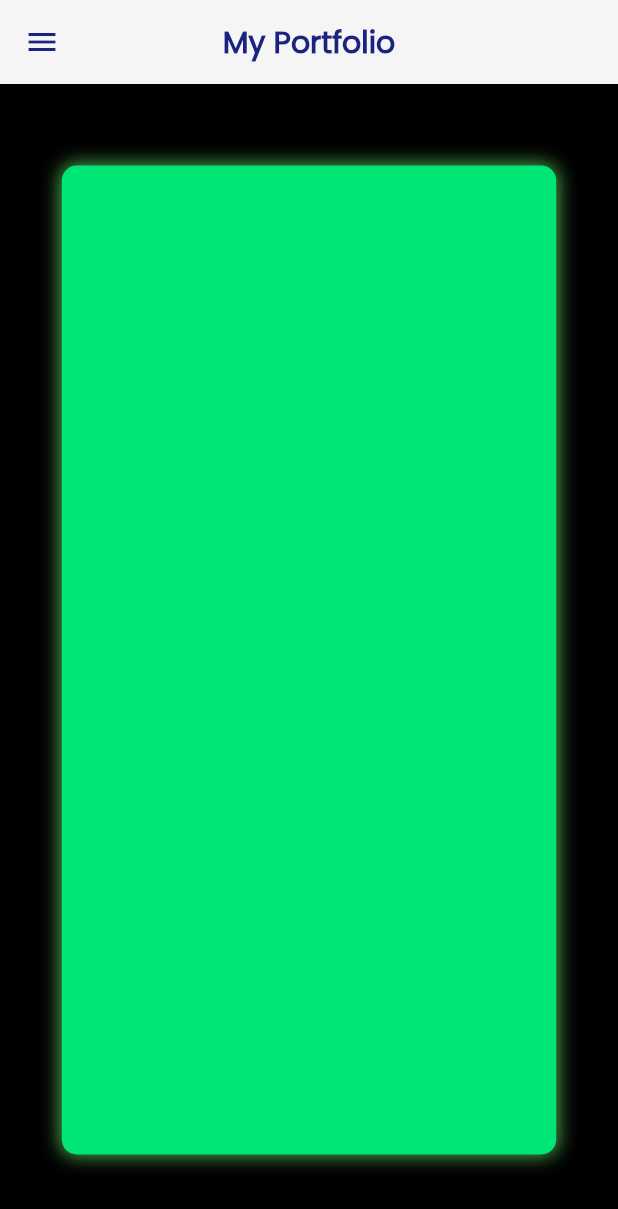
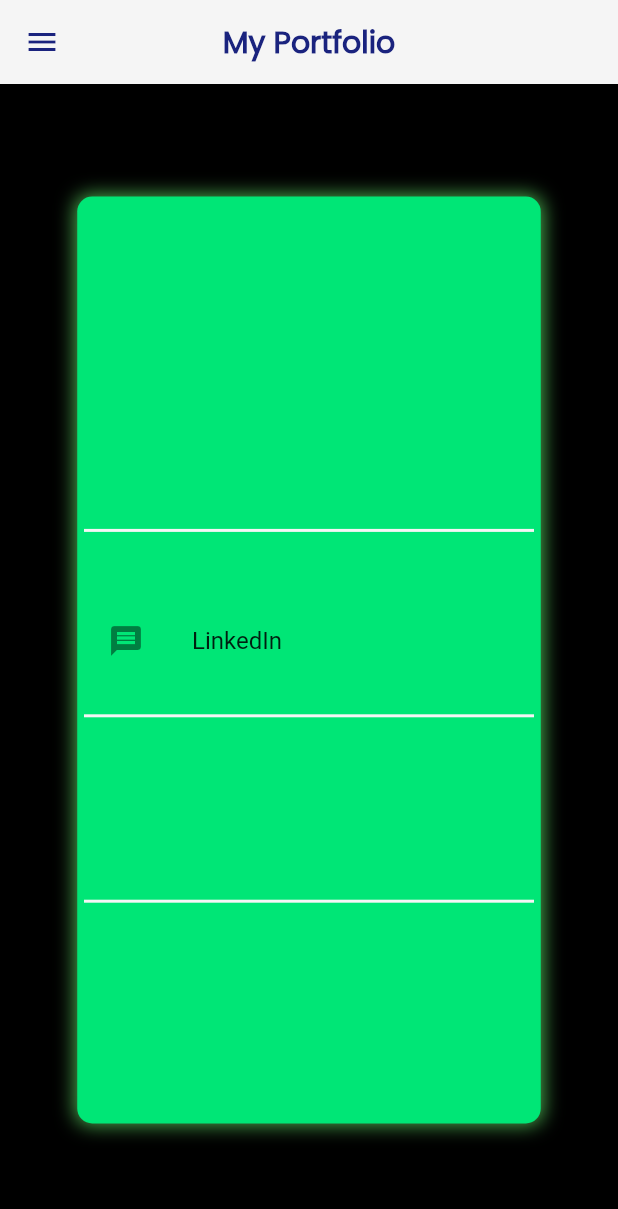
Before and after one commit to Built-In-Flutter/BuiltInFlutter-Task-2, a Flutter app: the screen it shows after launch, on a phone screen of 412 x 824 dp. Shown: the top 1209 px of the screen. Run offline on Flutter 3.47's test engine with Material 2 defaults, Android fonts, the phone set to English and light mode, and no system bars.

Commit message:
Added columns widget and added containers to show data

```diff
--- a/mobile_portfolio_app/lib/containerWidgets.dart
+++ b/mobile_portfolio_app/lib/containerWidgets.dart
@@ -7,8 +7,8 @@ class Layout extends StatelessWidget {
   Widget build(BuildContext context) {
     return Center(
       child: Container(
-        width: MediaQuery.of(context).size.width * 0.8,
-        height: MediaQuery.of(context).size.height * 0.8,
+        width: MediaQuery.of(context).size.width * 0.75,
+        height: MediaQuery.of(context).size.height * 0.75,
         decoration: BoxDecoration(
           color: Colors.greenAccent[400],
           borderRadius: BorderRadius.circular(10),
@@ -20,6 +20,81 @@ class Layout extends StatelessWidget {
             ),
           ],
         ),
+        child: Column(
+          mainAxisAlignment: MainAxisAlignment.spaceEvenly,
+          children: <Widget>[
+            Container(
+              width: 300,
+              height: 200,
+              decoration: BoxDecoration(
+                // color: Colors.grey[100],
+                border: Border(
+                  bottom: BorderSide(
+                    color: Colors.grey.shade100,
+                    width: 2,
+                  ),
+                ),
+              ),
+            ),
+            Container(
+              width: 300,
+              height: 100,
+              decoration: BoxDecoration(
+                // color: Colors.grey[100],
+                border: Border(
+                  bottom: BorderSide(
+                    color: Colors.grey.shade100,
+                    width: 2,
+                  ),
+                  // top: BorderSide(
+                  //   color: Colors.indigo.shade900,
+                  //   width: 2,
+                  // ),
+                ),
+              ),
+              child: Center(
+                child: ListTile(
+                  leading: Icon(Icons.message),
+                  title: Text("LinkedIn"),
+                ),
+              ),
+            ),
+            Container(
+              width: 300,
+              height: 100,
+              decoration: BoxDecoration(
+                // color: Colors.grey[100],
+                border: Border(
+                  bottom: BorderSide(
+                    color: Colors.grey.shade100,
+                    width: 2,
+                  ),
+                  // top: BorderSide(
+                  //   color: Colors.indigo.shade900,
+                  //   width: 2,
+                  // ),
+                ),
+              ),
+            ),
+            Container(
+              width: 300,
+              height: 100,
+              // decoration: BoxDecoration(
+              //   // color: Colors.grey[100],
+              //   border: Border(
+              //     bottom: BorderSide(
+              //       color: Colors.indigo.shade900,
+              //       width: 2,
+              //     ),
+              //     // top: BorderSide(
+              //     //   color: Colors.indigo.shade900,
+              //     //   width: 2,
+              //     // ),
+              //   ),
+              // ),
+            ),
+          ],
+        ),
       ),
     );
   }
```
